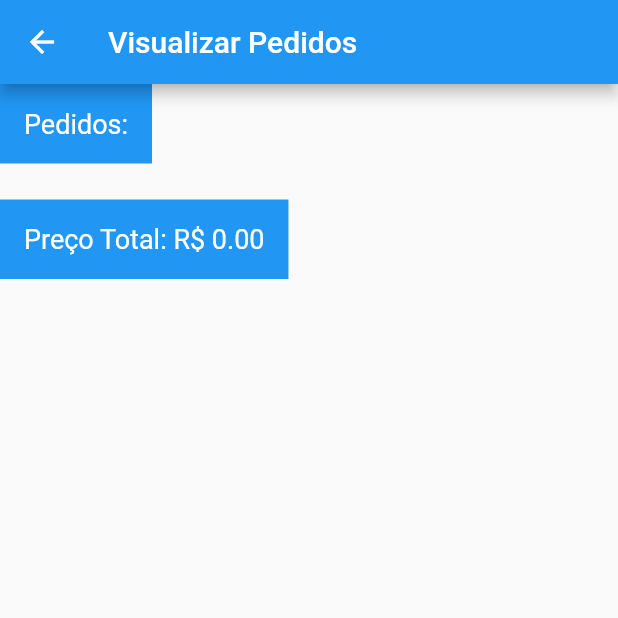
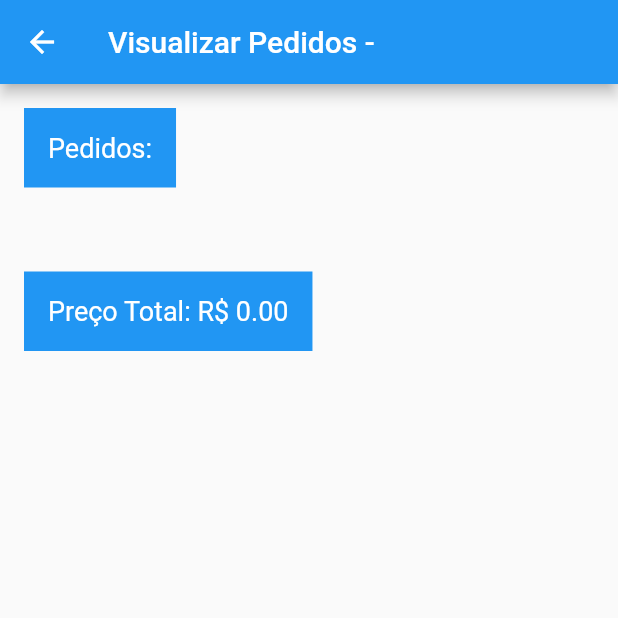
Before and after one commit to jotaaguiar/order_master, a Flutter app: the TelaMesa screen opened directly with empty values, after a tap on "Visualizar Conta", on a phone screen of 412 x 824 dp, the top half of it. Run offline on Flutter 3.47's test engine with Material 2 defaults, Android fonts, the phone set to English and light mode, and no system bars.

Commit message:
Sprint2Version08 att: preco total,e configurações

```diff
--- a/lib/providers/pedido_provider.dart
+++ b/lib/providers/pedido_provider.dart
@@ -1,34 +1,27 @@
-import 'package:flutter/foundation.dart';
+// provider.dart
+import 'package:flutter/material.dart';
 
-class PedidoProvider with ChangeNotifier {
-  List<String> _pedidos = []; // Lista de pedidos
+class PedidoProvider extends ChangeNotifier {
+  List<String> pedidos = [];
+  List<double> precos = []; // Adicione esta lista
 
-  // Getter para acessar os pedidos
-  List<String> get pedidos => _pedidos;
-
-  // Calcula o preço total dos pedidos
-  double calcularPrecoTotal() {
-    double precoTotal = 0.0;
-
-    for (String pedido in _pedidos) {
-      final RegExp regex = RegExp(r'Preço: \$([\d\.]+)');
-      final match = regex.firstMatch(pedido);
-
-      if (match != null) {
-        final precoTexto = match.group(1);
-        final preco = double.tryParse(precoTexto ?? '0.0'); // Use '0.0' se precoTexto for nulo
-        if (preco != null) {
-          precoTotal += preco;
-        }
-      }
-    }
-
-    return precoTotal;
+  void adicionarPedidos(List<String> pedidos) {
+    this.pedidos.addAll(pedidos);
+    notifyListeners();
   }
 
-  // Adicione pedidos à lista
-  void adicionarPedidos(List<String> pedidos) {
-    _pedidos.addAll(pedidos);
+  void removerPedido(int index) {
+    pedidos.removeAt(index);
     notifyListeners();
   }
+
+
+  // Novo método para calcular o preço total diretamente
+  double calcularPrecoTotal() {
+    double total = 0.0;
+    for (var preco in precos) {
+      total += preco;
+    }
+    return total;
+  }
 }
--- a/lib/screen/tela_inicial.dart
+++ b/lib/screen/tela_inicial.dart
@@ -1,5 +1,6 @@
 import 'package:flutter/material.dart';
 import 'tela_mesa.dart'; // Importe a tela da mesa
+import 'tela_config.dart';
 
 class TelaInicial extends StatelessWidget {
   final String nomeGarcom = 'Odair';
@@ -17,7 +18,10 @@ class TelaInicial extends StatelessWidget {
           IconButton(
             icon: Icon(Icons.settings),
             onPressed: () {
-              // Ação para abrir as configurações
+              Navigator.push(
+                  context,
+                  MaterialPageRoute(builder: (context) => TelaConfig()), // TelaConfig é a tela de configuração importada
+                );
             },
           ),
         ],
--- a/lib/screen/tela_mesa.dart
+++ b/lib/screen/tela_mesa.dart
@@ -31,12 +31,12 @@ class TelaMesa extends StatelessWidget {
             SizedBox(height: 16),
             OpcaoMesaBotao(
               texto: 'Alterar Pedido',
-              //telaDestino: TelaAlterar(numeroMesa: numeroMesa), // Define a tela de destino
+              telaDestino: TelaAlterar(numeroMesa: numeroMesa), // Define a tela de destino
             ),
             SizedBox(height: 16),
             OpcaoMesaBotao(
               texto: 'Visualizar Conta',
-              telaDestino: TelaVisualizar(), // Define a tela de destino
+              telaDestino: TelaVisualizar(numeroMesa: numeroMesa), // Define a tela de destino
             ),
             SizedBox(height: 16),
             OpcaoMesaBotao(
--- a/lib/screen/tela_visualizar.dart
+++ b/lib/screen/tela_visualizar.dart
@@ -3,37 +3,46 @@ import 'package:provider/provider.dart';
 import 'package:order_master/providers/pedido_provider.dart';
 
 class TelaVisualizar extends StatelessWidget {
+  final String numeroMesa;
+
+  TelaVisualizar({required this.numeroMesa});
+
   @override
   Widget build(BuildContext context) {
-    final pedidoProvider = Provider.of<PedidoProvider>(context);
-    final pedidos = pedidoProvider.pedidos;
-    final precoTotal = pedidoProvider.calcularPrecoTotal(); // Calcule o preço total
-
     return Scaffold(
       appBar: AppBar(
-        title: Text('Visualizar Pedidos'),
+        title: Text('Visualizar Pedidos - $numeroMesa',style: TextStyle(color: Colors.white),),
+        backgroundColor: Colors.blue,
+        iconTheme: IconThemeData(color: Colors.white),
       ),
       body: SingleChildScrollView(
         child: Column(
           crossAxisAlignment: CrossAxisAlignment.start,
           children: [
             Container(
-              color: Colors.blue, // Cor de fundo azul para o título
+              color: Colors.blue,
               padding: EdgeInsets.all(16.0),
+              margin: EdgeInsets.all(16.0),
               child: Text(
                 'Pedidos:',
                 style: TextStyle(
                   fontSize: 18,
-                  color: Colors.white, // Cor do texto branco para o título
+                  color: Colors.white,
                 ),
               ),
             ),
             SizedBox(height: 8),
             Column(
               crossAxisAlignment: CrossAxisAlignment.start,
+              children: [
+                Consumer<PedidoProvider>(
+                  builder: (context, pedidoProvider, child) {
+                    final pedidos = pedidoProvider.pedidos;
+                    final precoTotal = pedidoProvider.calcularPrecoTotal();
+                    return Column(
                       children: pedidos.map((pedido) {
                         return Container(
-                  color: Colors.white, // Cor de fundo branca para cada item de pedido
+                          color: Colors.white,
                           margin: EdgeInsets.symmetric(vertical: 4.0),
                           padding: EdgeInsets.all(16.0),
                           child: Text(
@@ -44,17 +53,27 @@ class TelaVisualizar extends StatelessWidget {
                           ),
                         );
                       }).toList(),
+                    );
+                  },
+                ),
+              ],
             ),
             SizedBox(height: 16),
             Container(
-              color: Colors.blue, // Cor de fundo azul para o total
+              color: Colors.blue,
               padding: EdgeInsets.all(16.0),
-              child: Text(
+              margin: EdgeInsets.all(16.0),
+              child: Consumer<PedidoProvider>(
+                builder: (context, pedidoProvider, child) {
+                  final precoTotal = pedidoProvider.calcularPrecoTotal();
+                  return Text(
                     'Preço Total: R\$ ${precoTotal.toStringAsFixed(2)}',
                     style: TextStyle(
                       fontSize: 18,
-                  color: Colors.white, // Cor do texto branco para o total
+                      color: Colors.white,
                     ),
+                  );
+                },
               ),
             ),
           ],
```
Also changed, not shown: lib/screen/tela_alterar.dart (+58 -0 lines), lib/screen/tela_config.dart (added, +49 -0 lines), lib/screen/tela_inserir.dart (+90 -27 lines). Lines whose indentation alone changed are shown as unchanged.
